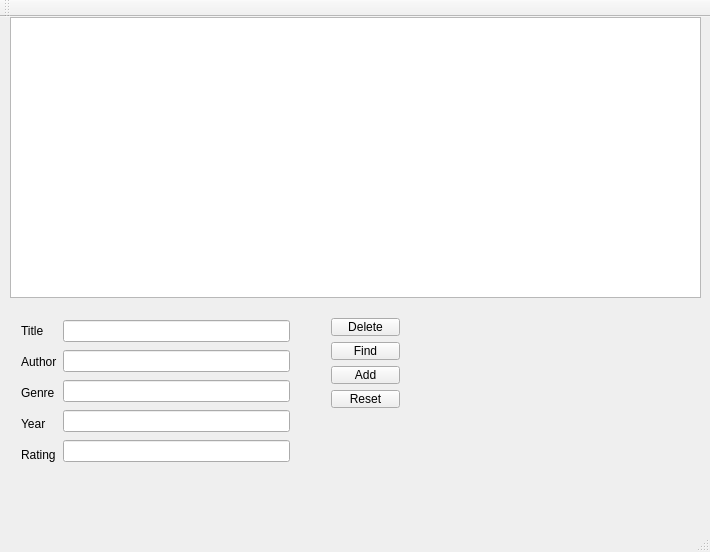
Above: mainwindow.ui from sapr-bntu/books before the change. Below: the same form after it.
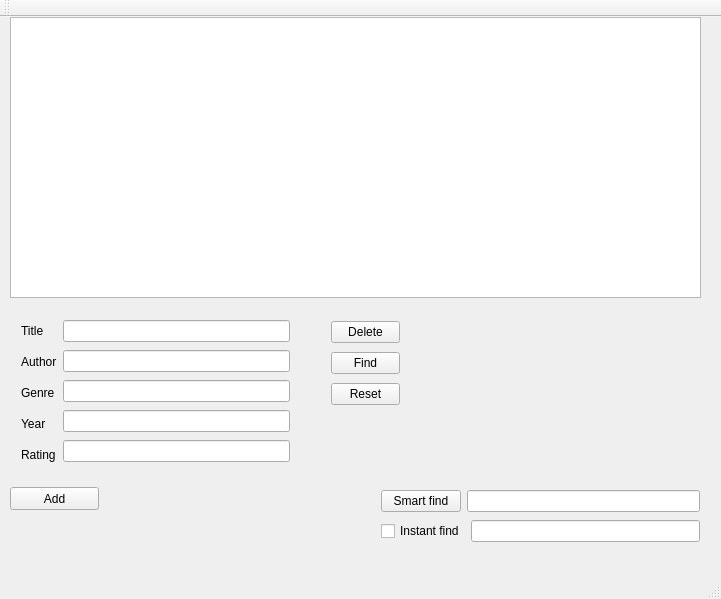
That is the form after the change.

Commit message: Реализован быстрый поиск (Fast Search)

What changed in the file:
```diff
--- a/mainwindow.ui
+++ b/mainwindow.ui
@@ -6,8 +6,8 @@
    <rect>
     <x>0</x>
     <y>0</y>
-    <width>710</width>
-    <height>552</height>
+    <width>721</width>
+    <height>599</height>
    </rect>
   </property>
   <property name="windowTitle">
@@ -133,16 +133,6 @@
        </property>
       </widget>
      </item>
-     <item>
-      <widget class="QPushButton" name="pushButton_3">
-       <property name="text">
-        <string>Add</string>
-       </property>
-       <property name="flat">
-        <bool>false</bool>
-       </property>
-      </widget>
-     </item>
      <item>
       <widget class="QPushButton" name="pushButton_4">
        <property name="text">
@@ -152,6 +142,65 @@
      </item>
     </layout>
    </widget>
+   <widget class="QPushButton" name="pushButton_3">
+    <property name="geometry">
+     <rect>
+      <x>10</x>
+      <y>470</y>
+      <width>89</width>
+      <height>23</height>
+     </rect>
+    </property>
+    <property name="text">
+     <string>Add</string>
+    </property>
+    <property name="flat">
+     <bool>false</bool>
+    </property>
+   </widget>
+   <widget class="QWidget" name="verticalLayoutWidget_2">
+    <property name="geometry">
+     <rect>
+      <x>370</x>
+      <y>460</y>
+      <width>341</width>
+      <height>80</height>
+     </rect>
+    </property>
+    <layout class="QVBoxLayout" name="verticalLayout_4">
+     <item>
+      <layout class="QHBoxLayout" name="horizontalLayout_2">
+       <item>
+        <widget class="QPushButton" name="pushButton_5">
+         <property name="text">
+          <string>Smart find</string>
+         </property>
+        </widget>
+       </item>
+       <item>
+        <widget class="QLineEdit" name="lineEdit_6"/>
+       </item>
+      </layout>
+     </item>
+     <item>
+      <layout class="QHBoxLayout" name="horizontalLayout_3">
+       <item>
+        <widget class="QCheckBox" name="checkBox">
+         <property name="text">
+          <string>Instant find</string>
+         </property>
+         <property name="checked">
+          <bool>false</bool>
+         </property>
+        </widget>
+       </item>
+       <item>
+        <widget class="QLineEdit" name="lineEdit_7"/>
+       </item>
+      </layout>
+     </item>
+    </layout>
+   </widget>
   </widget>
   <widget class="QMenuBar" name="menuBar">
    <property name="geometry">
```
Left out of the diff: 2 changed lines with no effect on the pictures. The commit also changes 2 other files.
